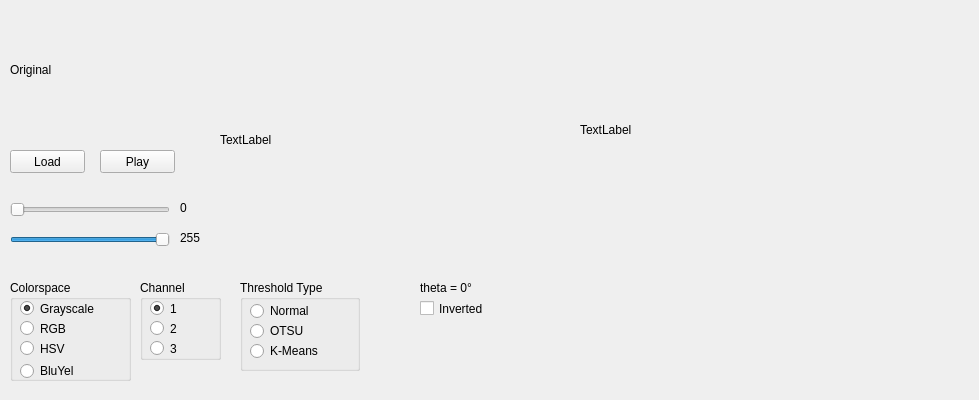
This is ThresholdTest/mainwindow.ui in iti-luebeck/HANSE2011 as Qt 5 draws it before an edit. The edited form follows.
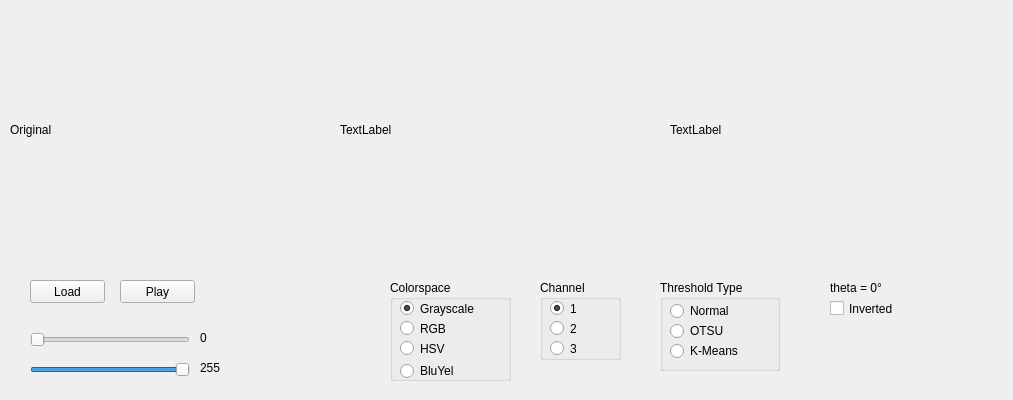
This is the edited form.

```diff
--- a/ThresholdTest/mainwindow.ui
+++ b/ThresholdTest/mainwindow.ui
@@ -6,7 +6,7 @@
    <rect>
     <x>0</x>
     <y>0</y>
-    <width>979</width>
+    <width>1013</width>
     <height>400</height>
    </rect>
   </property>
@@ -19,8 +19,8 @@
      <rect>
       <x>10</x>
       <y>10</y>
-      <width>160</width>
-      <height>120</height>
+      <width>320</width>
+      <height>240</height>
      </rect>
     </property>
     <property name="text">
@@ -33,8 +33,8 @@
    <widget class="QSlider" name="horizontalSlider">
     <property name="geometry">
      <rect>
-      <x>10</x>
-      <y>200</y>
+      <x>30</x>
+      <y>330</y>
       <width>160</width>
       <height>19</height>
      </rect>
@@ -49,8 +49,8 @@
    <widget class="QSlider" name="horizontalSlider_2">
     <property name="geometry">
      <rect>
-      <x>10</x>
-      <y>230</y>
+      <x>30</x>
+      <y>360</y>
       <width>160</width>
       <height>19</height>
      </rect>
@@ -68,7 +68,7 @@
    <widget class="QLabel" name="label">
     <property name="geometry">
      <rect>
-      <x>580</x>
+      <x>670</x>
       <y>10</y>
       <width>320</width>
       <height>240</height>
@@ -84,8 +84,8 @@
    <widget class="QPushButton" name="loadButton">
     <property name="geometry">
      <rect>
-      <x>10</x>
-      <y>150</y>
+      <x>30</x>
+      <y>280</y>
       <width>75</width>
       <height>23</height>
      </rect>
@@ -97,7 +97,7 @@
    <widget class="QGroupBox" name="colorSpaceBox">
     <property name="geometry">
      <rect>
-      <x>10</x>
+      <x>390</x>
       <y>280</y>
       <width>121</width>
       <height>101</height>
@@ -165,7 +165,7 @@
    <widget class="QGroupBox" name="channelBox">
     <property name="geometry">
      <rect>
-      <x>140</x>
+      <x>540</x>
       <y>280</y>
       <width>81</width>
       <height>80</height>
@@ -220,9 +220,9 @@
    <widget class="QLabel" name="lowLabel">
     <property name="geometry">
      <rect>
-      <x>180</x>
-      <y>200</y>
-      <width>21</width>
+      <x>200</x>
+      <y>330</y>
+      <width>31</width>
       <height>16</height>
      </rect>
     </property>
@@ -233,9 +233,9 @@
    <widget class="QLabel" name="highLabel">
     <property name="geometry">
      <rect>
-      <x>180</x>
-      <y>230</y>
-      <width>21</width>
+      <x>200</x>
+      <y>360</y>
+      <width>31</width>
       <height>16</height>
      </rect>
     </property>
@@ -246,7 +246,7 @@
    <widget class="QLabel" name="rotationLabel">
     <property name="geometry">
      <rect>
-      <x>420</x>
+      <x>830</x>
       <y>280</y>
       <width>91</width>
       <height>16</height>
@@ -259,7 +259,7 @@
    <widget class="QCheckBox" name="invertCheckBox">
     <property name="geometry">
      <rect>
-      <x>420</x>
+      <x>830</x>
       <y>300</y>
       <width>91</width>
       <height>17</height>
@@ -272,8 +272,8 @@
    <widget class="QPushButton" name="playButton">
     <property name="geometry">
      <rect>
-      <x>100</x>
-      <y>150</y>
+      <x>120</x>
+      <y>280</y>
       <width>75</width>
       <height>23</height>
      </rect>
@@ -285,7 +285,7 @@
    <widget class="QGroupBox" name="groupBox">
     <property name="geometry">
      <rect>
-      <x>240</x>
+      <x>660</x>
       <y>280</y>
       <width>120</width>
       <height>91</height>
@@ -337,8 +337,8 @@
    <widget class="QLabel" name="channelLabel">
     <property name="geometry">
      <rect>
-      <x>220</x>
-      <y>20</y>
+      <x>340</x>
+      <y>10</y>
       <width>320</width>
       <height>240</height>
      </rect>
```
